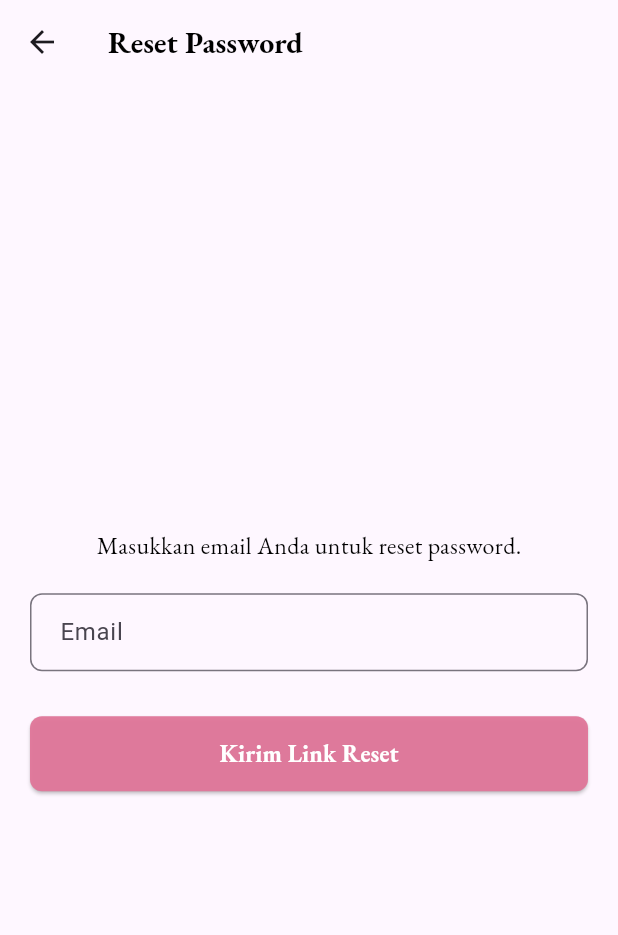
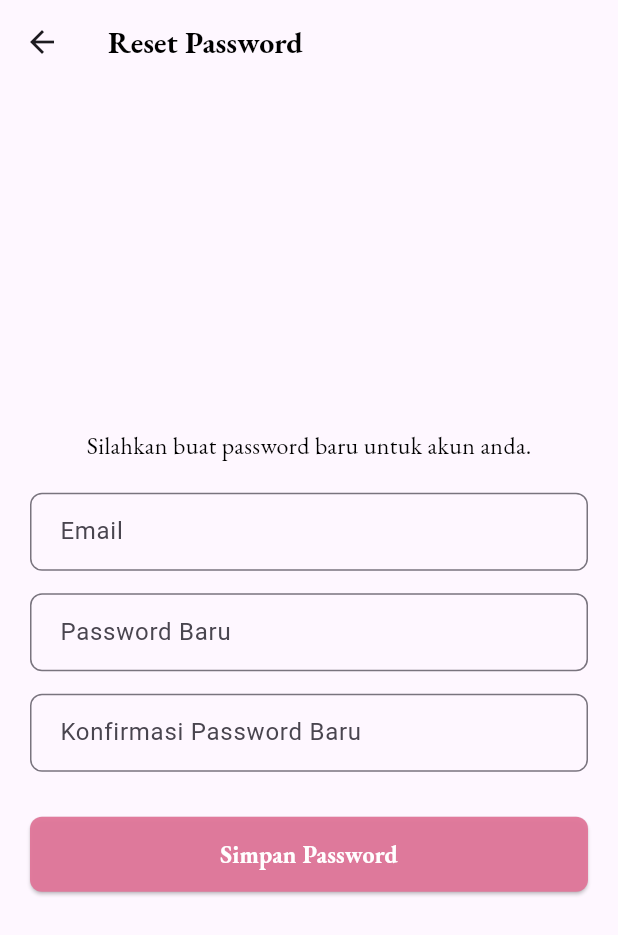
Before and after one commit to najmie21/Kuis-Pemrograman-Sistem-Mobile, a Flutter app: the PasswordScreen screen opened directly, on a phone screen of 412 x 824 dp. Shown: the top 935 px of the screen. Run offline on Flutter 3.47's test engine with Material 3 defaults, Android fonts, the phone set to English and light mode, and no system bars; our stand-ins replace get, google_fonts.

Commit message:
Quiz Pemrograman Sistem Mobile

```diff
--- a/lib/screens/password_screen.dart
+++ b/lib/screens/password_screen.dart
@@ -16,12 +16,20 @@ class PasswordScreen extends StatelessWidget {
         child: Column(
           mainAxisAlignment: MainAxisAlignment.center,
           children: [
-            const PrimaryFont('Masukkan email Anda untuk reset password.'),
+            const PrimaryFont('Silahkan buat password baru untuk akun anda.', fontSize: 16),
             const SizedBox(height: 20),
+
             const PrimaryTextfield(hintText: 'Email'),
+            const SizedBox(height: 15),
+
+            const PrimaryTextfield(hintText: 'Password Baru', isPassword: true),
+            const SizedBox(height: 15),
+
+            const PrimaryTextfield(hintText: 'Konfirmasi Password Baru', isPassword: true),
             const SizedBox(height: 30),
+
             PrimaryButton(
-              label: 'Kirim Link Reset',
+              label: 'Simpan Password',
               onPressed: () {
                 Get.back(); // Kembali ke halaman Login
               },
```
